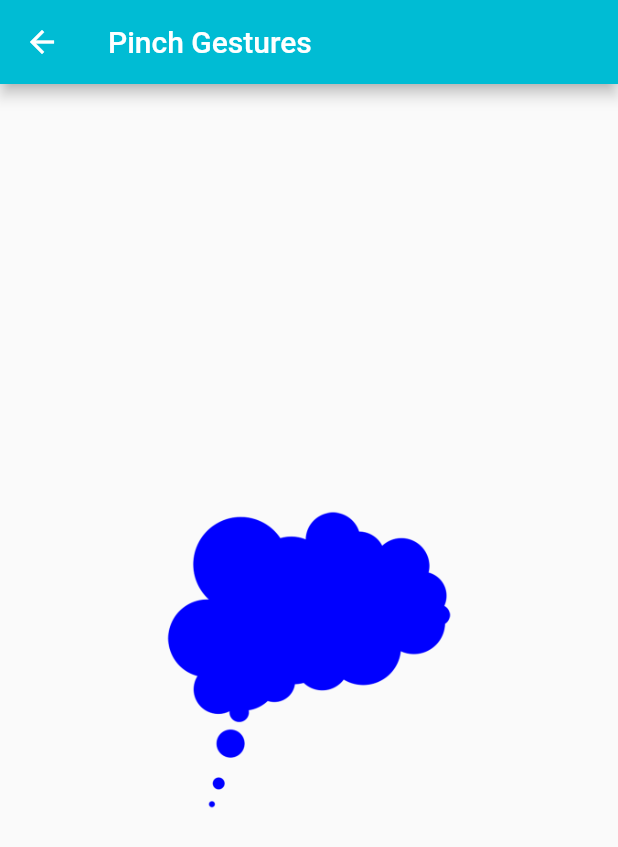
After one commit to jamie1192/Flutter-Playground, a Flutter app: the PinchGesture screen opened by its route, on a phone screen of 412 x 824 dp. The commit adds this screen. Shown: the top 847 px of the screen. Run offline on Flutter 3.47's test engine with Material 2 defaults, Android fonts, the phone set to English and light mode, and no system bars; our stand-ins replace rxdart; missing offline and left inert: fimber.

Commit message:
WIP: pinch gesture activity

```diff
--- a/lib/src/app.dart
+++ b/lib/src/app.dart
@@ -2,6 +2,7 @@ import 'package:flutter/material.dart';
 import 'package:flutter_playground/ui/app_theme.dart';
 import 'package:flutter_playground/ui/character_search.dart';
 import 'package:flutter_playground/ui/home_screen.dart';
+import 'package:flutter_playground/ui/pinch_gesture.dart';
 import 'package:flutter_playground/ui/player_search.dart';
 import 'package:flutter_playground/ui/spinner_wheel.dart';
 
@@ -15,7 +16,8 @@ class App extends StatelessWidget {
 //        '/' : (context) => HomeScreen(),
         'playerSearch': (context) => PlayerSearch(),
         'characterSearch': (context) => CharacterSearch(),
-        'spinnerWheel': (context) => SpinnerWheel()
+        'spinnerWheel': (context) => SpinnerWheel(),
+        'pinchGesture': (context) => PinchGesture()
       },
       home: HomeScreen(title: 'Flutter Playground'),
     );
--- /dev/null
+++ b/lib/ui/pinch_gesture.dart
@@ -0,0 +1,68 @@
+import 'package:fimber/fimber.dart';
+import 'package:flutter/material.dart';
+
+class PinchGesture extends StatelessWidget {
+
+
+  @override
+  Widget build(BuildContext context) {
+    return Scaffold(
+      appBar: AppBar(
+        title: Text('Pinch Gestures'),
+        backgroundColor: Colors.cyan,
+      ),
+      body: _PinchImage(),
+    );
+  }
+
+}
+
+
+class _PinchImage extends StatefulWidget {
+  @override
+  State<StatefulWidget> createState() => _PinchImageState();
+}
+
+class _PinchImageState extends State<_PinchImage> {
+
+  double size = 200.0;
+  double temp = 0.0;
+
+  @override
+  Widget build(BuildContext context) {
+    return GestureDetector(
+          onScaleUpdate: (newScale) {
+
+              Fimber.i('scale: ${newScale.scale}');
+              double tempScale = newScale.scale * 10;
+
+              double tempSize = size + tempScale;
+              Fimber.i('temp: $tempScale, tempSize: $tempSize');
+//              if (newScale.scale < 1.5 && newScale.scale >= 0.25) {
+              if (tempSize >= 50.0 && newScale.scale <= 350.0) {
+                setState(() {
+//                  double val = size * newScale.scale;
+                  Fimber.i('size: $tempScale');
+                  size = tempSize;
+                });
+
+              }
+//              if (newScale.scale >= 30 && newScale.scale <= 500) {
+
+//            }
+          },
+          child: Container(
+            height: double.infinity,
+            width: double.infinity,
+            child: Center(
+              child:  Image(
+                image: AssetImage('assets/images/icon_cloud.png'),
+                width: size,
+                height: size,
+          ),
+        ),
+      ),
+    );
+  }
+
+}
```
Also changed, not shown: lib/ui/home_screen.dart (+10 -0 lines), assets/images/icon_cloud.png (added), 1 other file.
